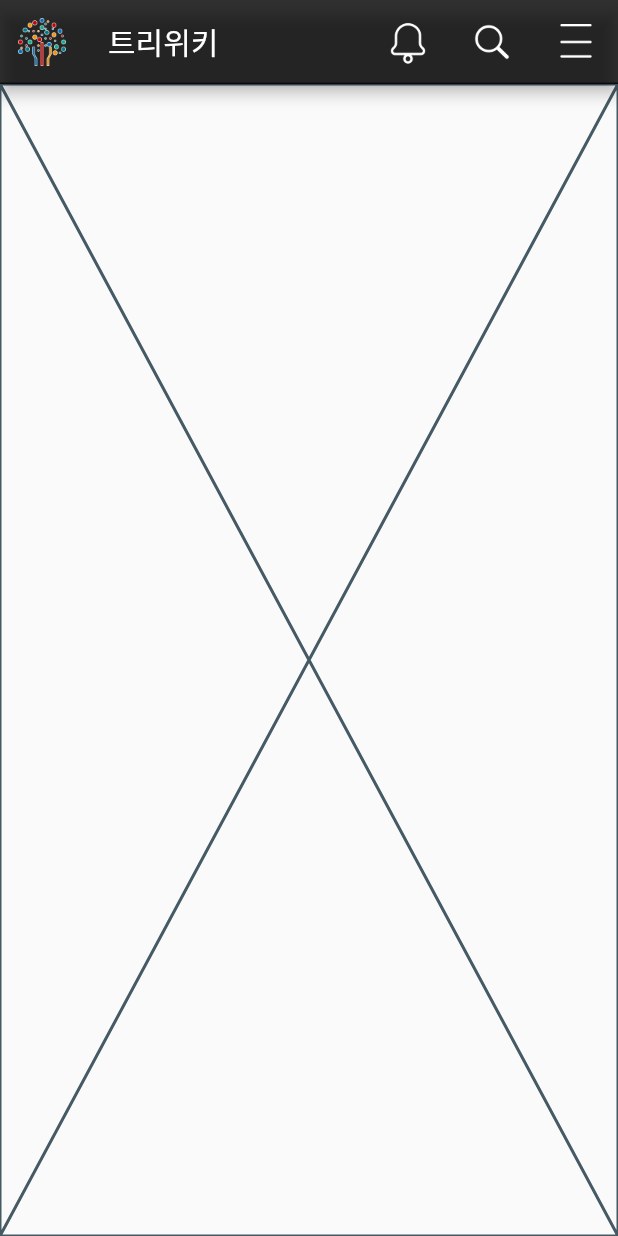
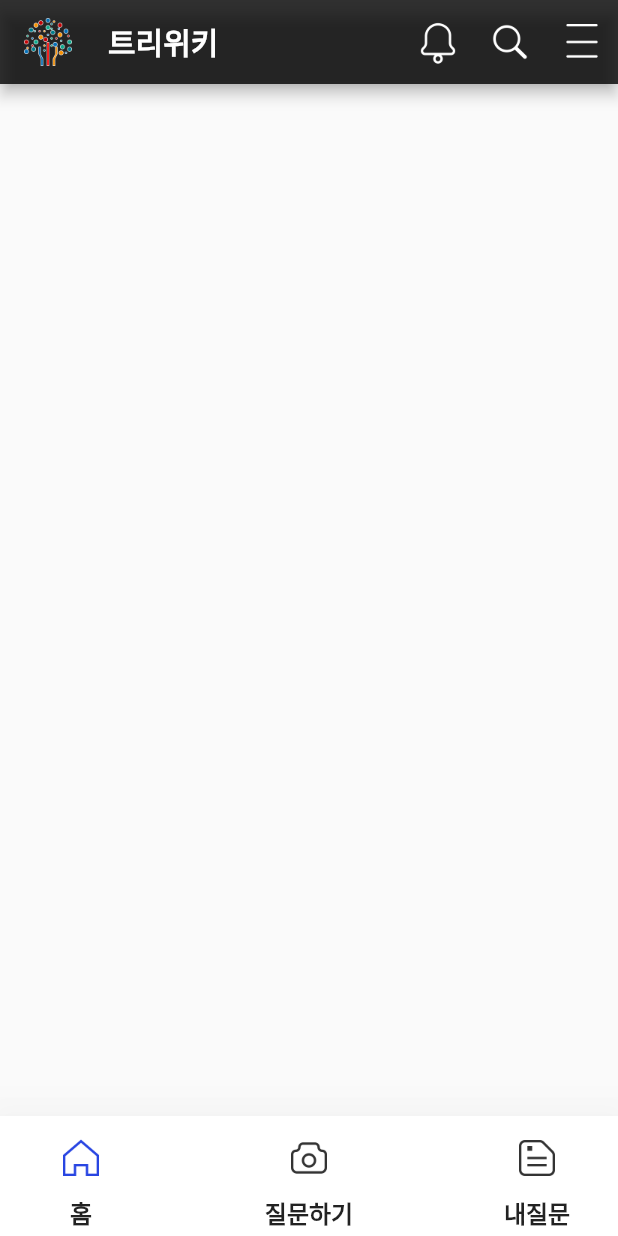
Before and after one commit to Kwangsik76/Ent_app, a Flutter app: the screen it shows after launch, on a phone screen of 412 x 824 dp. Run offline on Flutter 3.47's test engine with Material 2 defaults, Android fonts, the light colour scheme and no system bars.

Commit message:
bottomNavigationBar insert

```diff
--- a/lib/main.dart
+++ b/lib/main.dart
@@ -29,27 +29,118 @@ class _TreewikiState extends State<Treewiki> {
   Widget build(BuildContext context) {
     return Scaffold(
       appBar: AppBar(
-        leading: Container(
-          margin: EdgeInsets.all(12), // 로고에 16px의 상단 마진 추가
-          child: Image.asset('assets/logo.png'), // 직접 만든 아이콘 추가
-        ), // 직접 만든 아이콘 추가
-        title: Text(widget.title),
+        leading: GestureDetector(
+          onTap: () {
+            // 로고 클릭 시 실행할 동작
+          },
+          child: Container(
+            margin: EdgeInsets.only(left: 8, right: 0, top: 12, bottom: 12),
+            child: Image.asset('assets/logo.png'),
+          ),
+        ),
+        title: GestureDetector(
+          onTap: () {
+            // 타이틀 클릭 시 실행할 동작
+          },
+          child: Container(
+            margin: EdgeInsets.only(left: 0, right: 12),
+            child: Text(
+              widget.title,
+              style: TextStyle(
+                fontSize: 20,
+                fontWeight: FontWeight.bold,
+              ),
+            ),
+          ),
+        ),
         actions: [
-          Container(
-              margin: EdgeInsets.all(12), // 로고에 16px의 상단 마진 추가
-              child: Image.asset('assets/alram_off.png')),
-          Container(
-            margin: EdgeInsets.all(12), // 로고에 16px의 상단 마진 추가
-            child: Image.asset('assets/seach.png'),
+          IconButton(
+            onPressed: () {
+              // 알람 버튼 클릭 시 실행할 동작
+            },
+            icon: Image.asset('assets/alram_off.png'),
           ),
-          Container(
-            margin: EdgeInsets.all(12), // 로고에 16px의 상단 마진 추가
-            child: Image.asset('assets/menu.png'), // 직접 만든 아이콘 추가
-          ), // 직접 만든 아이콘 추가
+          IconButton(
+            onPressed: () {
+              // 검색 버튼 클릭 시 실행할 동작
+            },
+            icon: Image.asset('assets/seach.png'),
+          ),
+          IconButton(
+            onPressed: () {
+              // 메뉴 버튼 클릭 시 실행할 동작
+            },
+            icon: Image.asset('assets/menu.png'),
+          ),
         ],
         backgroundColor: Color.fromRGBO(0, 0, 0, 0.8),
       ),
-      body: Placeholder(),
+      body: Container(),
+      bottomNavigationBar: BottomAppBar(
+        elevation: 30, // 그림자 높이 조정
+        child: SizedBox(
+          height: 80, // 바닥 네비게이션 바의 높이 조정
+          child: Row(
+            mainAxisAlignment: MainAxisAlignment.spaceBetween,
+            children: [
+              Padding(
+                padding: EdgeInsets.only(left: 30),
+                child: Column(
+                  mainAxisAlignment: MainAxisAlignment.center,
+                  children: [
+                    IconButton(
+                      onPressed: () {},
+                      icon: Image.asset('assets/home_on.png'),
+                    ),
+                    Text(
+                      '홈',
+                      style: TextStyle(
+                        fontSize: 16,
+                        fontWeight: FontWeight.bold,
+                      ),
+                    ),
+                  ],
+                ),
+              ),
+              Column(
+                mainAxisAlignment: MainAxisAlignment.center,
+                children: [
+                  IconButton(
+                    onPressed: () {},
+                    icon: Image.asset('assets/camera.png'),
+                  ),
+                  Text(
+                    '질문하기',
+                    style: TextStyle(
+                      fontSize: 16,
+                      fontWeight: FontWeight.bold,
+                    ),
+                  ),
+                ],
+              ),
+              Padding(
+                padding: EdgeInsets.only(right: 30),
+                child: Column(
+                  mainAxisAlignment: MainAxisAlignment.center,
+                  children: [
+                    IconButton(
+                      onPressed: () {},
+                      icon: Image.asset('assets/myquestion.png'),
+                    ),
+                    Text(
+                      '내질문',
+                      style: TextStyle(
+                        fontSize: 16,
+                        fontWeight: FontWeight.bold,
+                      ),
+                    ),
+                  ],
+                ),
+              ),
+            ],
+          ),
+        ),
+      ),
     );
   }
 }
--- a/pubspec.yaml
+++ b/pubspec.yaml
@@ -58,6 +58,10 @@ flutter:
     - assets/alram_on.png
     - assets/seach.png
     - assets/menu.png
+    - assets/home_off.png
+    - assets/home_on.png
+    - assets/camera.png
+    - assets/myquestion.png
 
   # The following line ensures that the Material Icons font is
   # included with your application, so that you can use the icons in
```
Also changed, not shown: assets/camera.png (added), assets/home_off.png (added), assets/home_on.png (added), assets/myquestion.png (added).
